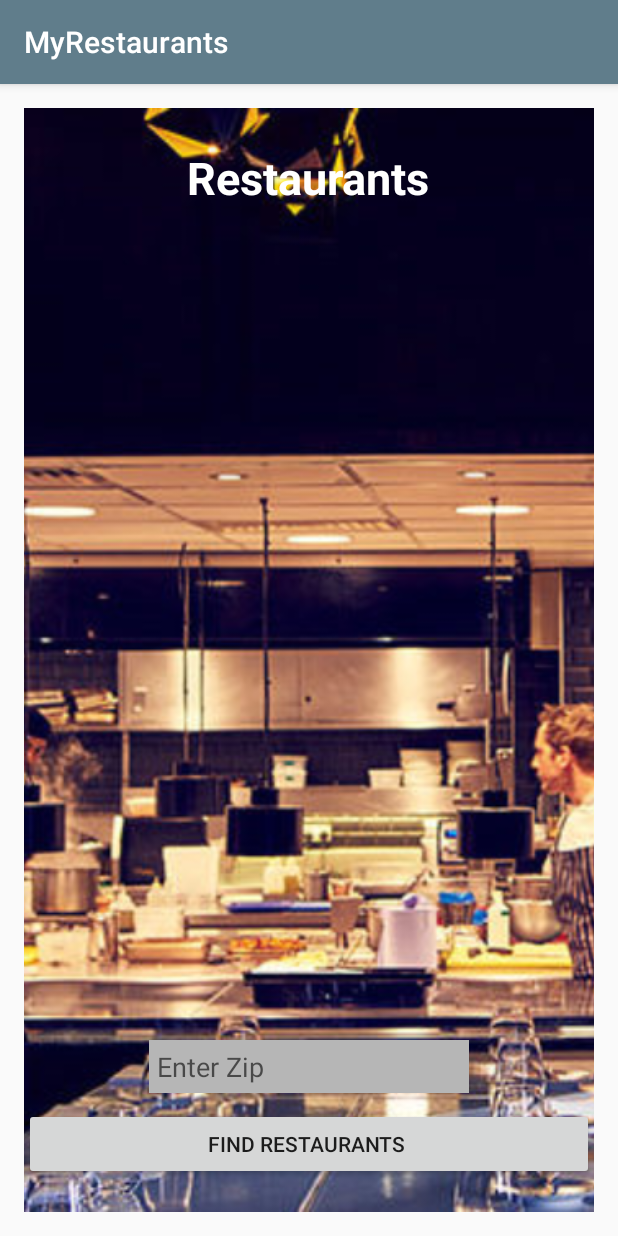
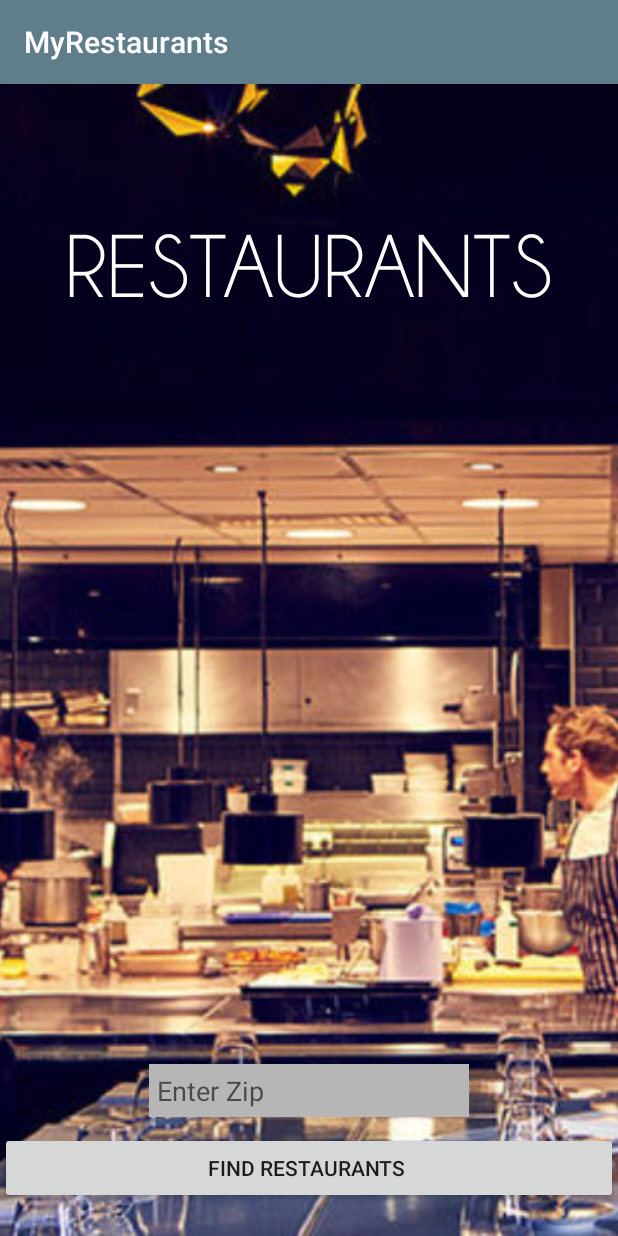
Before and after one commit to seacamjen/MyRestaurants-Andriod, an Android app: the screen it shows after launch (MainActivity), on a phone screen of 412 x 824 dp. Run offline under Robolectric (Android 15) with nearby library versions, the phone set to English and light mode, and no system bars.

Commit message:
added custom fonts and caped letters

```diff
--- a/app/src/main/java/com/example/guest/myrestaurants/MainActivity.java
+++ b/app/src/main/java/com/example/guest/myrestaurants/MainActivity.java
@@ -8,17 +8,25 @@ import android.util.Log;
 import android.view.View;
 import android.widget.Button;
 import android.widget.EditText;
+import android.widget.TextView;
 import android.widget.Toast;
+import android.graphics.Typeface;
+
+import org.w3c.dom.Text;
 
 public class MainActivity extends AppCompatActivity {
     public static final String TAG = MainActivity.class.getSimpleName();
     private Button mFindRestaurantButton;
     private EditText mLocationEditText;
+    private TextView mAppNameTextView;
 
     @Override
     protected void onCreate(Bundle savedInstanceState) {
         super.onCreate(savedInstanceState);
         setContentView(R.layout.activity_main);
+        mAppNameTextView = (TextView) findViewById(R.id.appNameTextView);
+            Typeface solo = Typeface.createFromAsset(getAssets(), "fonts/champ2.ttf");
+            mAppNameTextView.setTypeface(solo);
         mLocationEditText = (EditText) findViewById(R.id.locationEditText);
         mFindRestaurantButton = (Button) findViewById(R.id.findRestaurantsButton);
 
--- a/app/src/main/res/layout/activity_main.xml
+++ b/app/src/main/res/layout/activity_main.xml
@@ -5,10 +5,6 @@
     android:id="@+id/activity_main"
     android:layout_width="match_parent"
     android:layout_height="match_parent"
-    android:paddingBottom="@dimen/activity_vertical_margin"
-    android:paddingLeft="@dimen/activity_horizontal_margin"
-    android:paddingRight="@dimen/activity_horizontal_margin"
-    android:paddingTop="@dimen/activity_vertical_margin"
     tools:context="com.example.guest.myrestaurants.MainActivity"
     android:saveEnabled="false">
 
@@ -21,18 +17,6 @@
         android:layout_alignParentTop="true"
         android:layout_alignParentLeft="true"
         android:layout_alignParentStart="true" />
-
-    <TextView
-        android:layout_width="wrap_content"
-        android:layout_height="wrap_content"
-        android:text="Restaurants"
-        android:layout_alignParentTop="true"
-        android:layout_centerHorizontal="true"
-        android:layout_marginTop="26dp"
-        android:textColor="@color/colorPrimaryText"
-        android:textStyle="normal|bold"
-        android:textSize="30sp"
-        android:id="@+id/appNameTextView" />
 
     <Button
         android:text="Find Restaurants "
@@ -56,6 +40,18 @@
         android:layout_centerHorizontal="true"
         android:background="@color/colorDivider" />
 
+    <TextView
+        android:layout_width="wrap_content"
+        android:layout_height="wrap_content"
+        android:text="Restaurants"
+        android:layout_marginTop="91dp"
+        android:textColor="@color/colorPrimaryText"
+        android:textStyle="normal|bold"
+        android:textSize="60sp"
+        android:id="@+id/appNameTextView"
+        android:layout_alignParentTop="true"
+        android:layout_centerHorizontal="true"
+        android:textAllCaps="true" />
 
 
 </RelativeLayout>
```
Also changed, not shown: app/src/main/assets/fonts/champ2.ttf (added).
